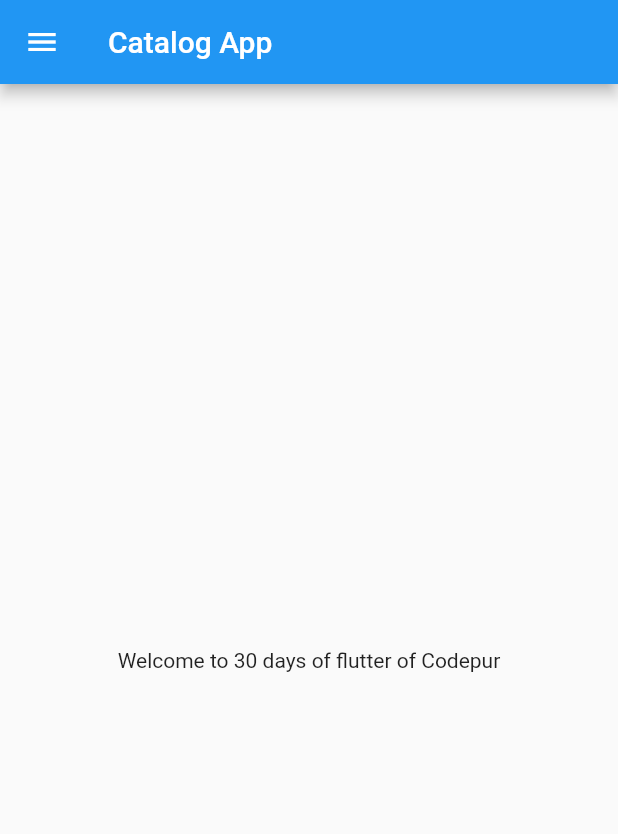
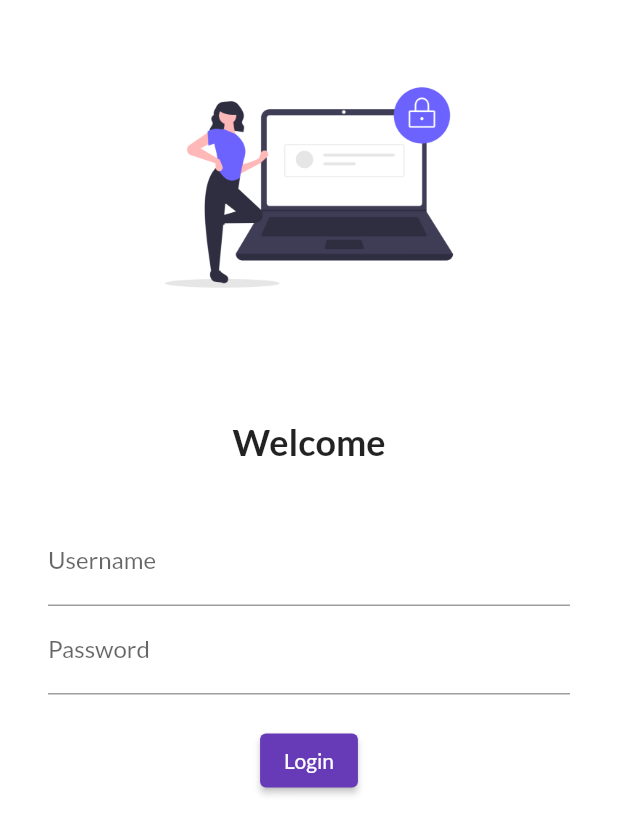
Before and after one commit to Ayush-207/flutterApp1, a Flutter app: the screen it shows after launch, on a phone screen of 412 x 824 dp. Shown: the top 834 px of the screen. Run offline on Flutter 3.47's test engine with Material 2 defaults, Android fonts, the phone set to English and light mode, and no system bars; our stand-ins replace google_fonts.

Commit message:
part1 completed

```diff
--- a/lib/main.dart
+++ b/lib/main.dart
@@ -1,20 +1,31 @@
 import 'package:flutter/material.dart';
-import 'package:flutter_catalog/home_page.dart';
+import 'package:flutter_catalog/pages/home_page.dart';
+import 'package:flutter_catalog/pages/login_page.dart';
+import 'package:google_fonts/google_fonts.dart';
 
 void main() {
   runApp(MyApp());
 }
 
 class MyApp extends StatelessWidget {
-
-
   @override
   Widget build(BuildContext context) {
-
-
-
     return MaterialApp(
-      home: HomePage(),
+      themeMode: ThemeMode.light,
+      theme: ThemeData(
+        primarySwatch: Colors.deepPurple,
+        fontFamily: GoogleFonts.lato().fontFamily,
+        primaryTextTheme: GoogleFonts.latoTextTheme()
+        ),
+      darkTheme: ThemeData(
+        brightness: Brightness.dark,
+      ),
+      initialRoute: "/",
+      routes: {
+        "/": (context) => LoginPage(),
+        "/home": (context) => HomePage(),
+        "/login": (context) => LoginPage()
+      },
     );
   }
 }
--- /dev/null
+++ b/lib/pages/login_page.dart
@@ -0,0 +1,65 @@
+import 'package:flutter/material.dart';
+
+class LoginPage extends StatelessWidget {
+  @override
+  Widget build(BuildContext context) {
+    return Material(
+        color: Colors.white,
+        child: Column(
+          children: [
+            Image.asset(
+              "assets/images/login_image.png",
+              fit: BoxFit.contain,
+              height: 250,
+              width: 250,
+            ),
+            SizedBox(
+              height: 30,
+            ),
+            Text(
+              "Welcome",
+              style: TextStyle(
+                fontSize: 24,
+                fontWeight: FontWeight.bold,
+              ),
+            ),
+            SizedBox(
+              height: 20,
+            ),
+            Padding(
+              padding: const EdgeInsets.symmetric(vertical: 16.0, horizontal: 32.0),
+              child: Column(
+                children: [
+                  TextFormField(
+                decoration: InputDecoration(
+                  hintText: "Enter username",
+                  labelText: "Username"
+                ),
+              ),
+
+              TextFormField(
+                obscureText: true,
+                decoration: InputDecoration(
+                  hintText: "Enter password",
+                  labelText: "Password"
+                ),
+              ),
+                SizedBox(
+                  height: 20.0,
+                ),
+                ElevatedButton(
+                  child: Text("Login"),
+                  style: TextButton.styleFrom(),
+                  onPressed: () {
+                    print("Hi Codepur");
+                  },
+                  ),
+
+                ],
+              ),
+            )
+
+          ],
+        ));
+  }
+}
--- a/pubspec.yaml
+++ b/pubspec.yaml
@@ -34,6 +34,7 @@ dependencies:
   # The following adds the Cupertino Icons font to your application.
   # Use with the CupertinoIcons class for iOS style icons.
   cupertino_icons: ^1.0.2
+  google_fonts: ^2.2.0
 
 dev_dependencies:
   flutter_test:
@@ -58,8 +59,8 @@ flutter:
   uses-material-design: true
 
   # To add assets to your application, add an assets section, like this:
-  # assets:
-  #   - images/a_dot_burr.jpeg
+  assets:
+    - assets/images/
   #   - images/a_dot_ham.jpeg
 
   # An image asset can refer to one or more resolution-specific "variants", see
```
Also changed, not shown: assets/images/login_image.png (added), lib/pages/home_page.dart (renamed from lib/home_page.dart), pubspec.lock.
